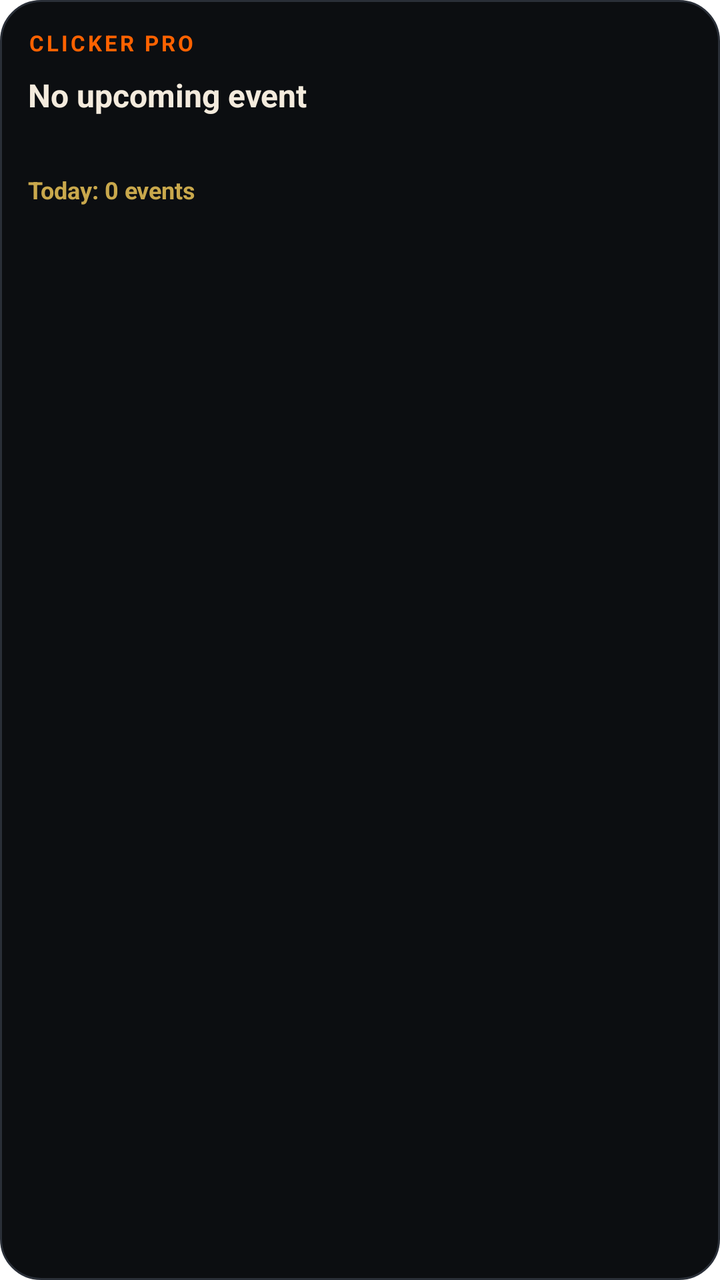
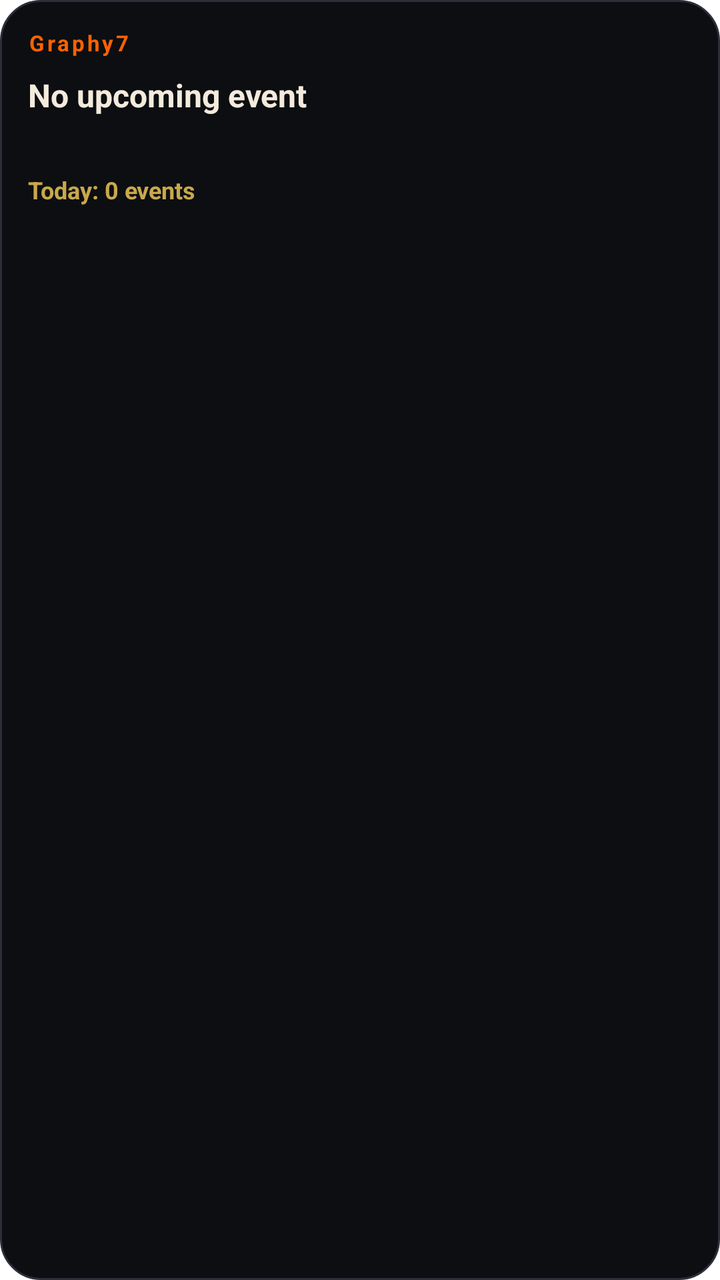

Before-and-after screenshots of an Android layout around one commit, followed by the original layout XML and the change that was made.
<!-- AndroidManifest.xml: fallback theme Theme.MaterialComponents.DayNight.NoActionBar -->
<!-- res/layout/clicker_widget.xml -->
<?xml version="1.0" encoding="utf-8"?>
<LinearLayout xmlns:android="http://schemas.android.com/apk/res/android"
    android:id="@+id/widget_root"
    android:layout_width="match_parent"
    android:layout_height="match_parent"
    android:background="@drawable/clicker_widget_bg"
    android:orientation="vertical"
    android:padding="14dp">

    <TextView
        android:id="@+id/widget_brand"
        android:layout_width="wrap_content"
        android:layout_height="wrap_content"
        android:text="CLICKER PRO"
        android:textColor="#FF6200"
        android:textSize="11sp"
        android:textStyle="bold"
        android:letterSpacing="0.12" />

    <TextView
        android:id="@+id/widget_next_title"
        android:layout_width="match_parent"
        android:layout_height="wrap_content"
        android:layout_marginTop="8dp"
        android:maxLines="1"
        android:ellipsize="end"
        android:text="No upcoming event"
        android:textColor="#F4EBDD"
        android:textSize="16sp"
        android:textStyle="bold" />

    <TextView
        android:id="@+id/widget_next_time"
        android:layout_width="match_parent"
        android:layout_height="wrap_content"
        android:layout_marginTop="2dp"
        android:maxLines="1"
        android:ellipsize="end"
        android:text=""
        android:textColor="#9BA3AF"
        android:textSize="12sp" />

    <LinearLayout
        android:layout_width="match_parent"
        android:layout_height="wrap_content"
        android:layout_marginTop="10dp"
        android:orientation="horizontal">

        <TextView
            android:id="@+id/widget_today_count"
            android:layout_width="0dp"
            android:layout_height="wrap_content"
            android:layout_weight="1"
            android:text="Today: 0 events"
            android:textColor="#C9A84C"
            android:textSize="12sp"
            android:textStyle="bold" />

        <TextView
            android:id="@+id/widget_due"
            android:layout_width="wrap_content"
            android:layout_height="wrap_content"
            android:text=""
            android:textColor="#E5397A"
            android:textSize="12sp"
            android:textStyle="bold" />
    </LinearLayout>
</LinearLayout>
<!-- resources referenced by this layout -->
<resources>
  <!-- drawable clicker_widget_bg (drawable) -->
  <?xml version="1.0" encoding="utf-8"?>
  <shape xmlns:android="http://schemas.android.com/apk/res/android"
      android:shape="rectangle">
      <solid android:color="#0C0E11" />
      <corners android:radius="20dp" />
      <stroke
          android:width="1dp"
          android:color="#2A2F38" />
  </shape>
</resources>

<!-- the commit's change to res/layout/clicker_widget.xml (unified diff, before → after) -->
@@ -1,4 +1,5 @@
-<?xml version="1.0" encoding="utf-8"?>
+﻿<?xml version="1.0" encoding="utf-8"?>
+
 <LinearLayout xmlns:android="http://schemas.android.com/apk/res/android"
     android:id="@+id/widget_root"
     android:layout_width="match_parent"
@@ -11,7 +12,7 @@
         android:id="@+id/widget_brand"
         android:layout_width="wrap_content"
         android:layout_height="wrap_content"
-        android:text="CLICKER PRO"
+        android:text="Graphy7"
         android:textColor="#FF6200"
         android:textSize="11sp"
         android:textStyle="bold"
